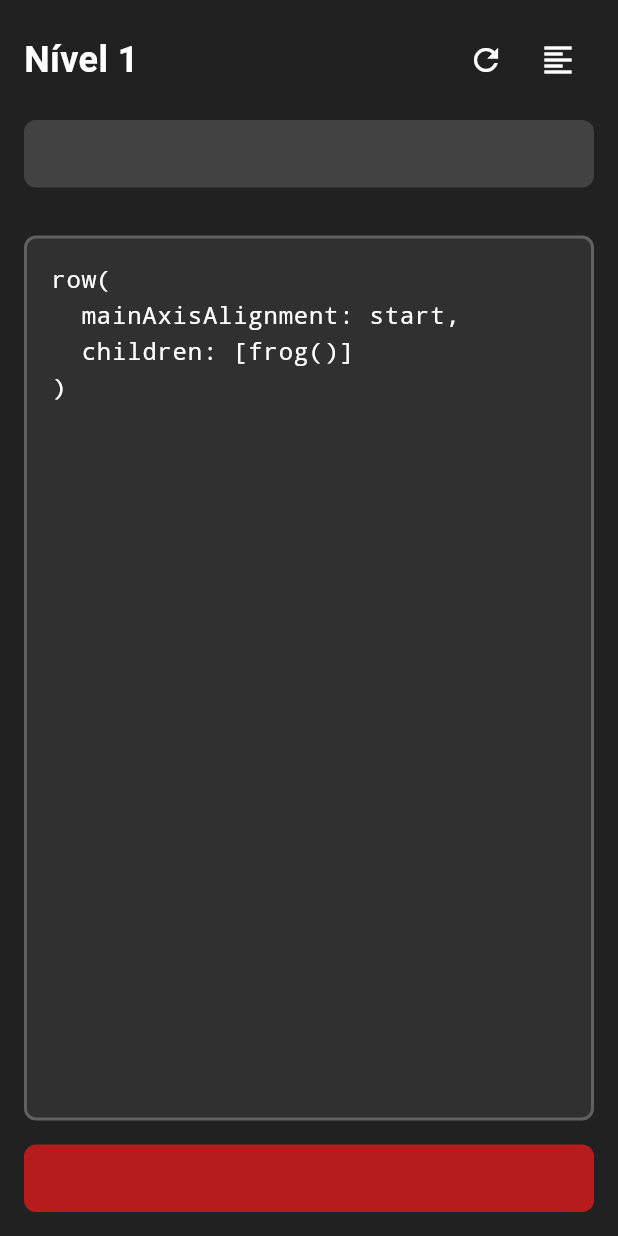
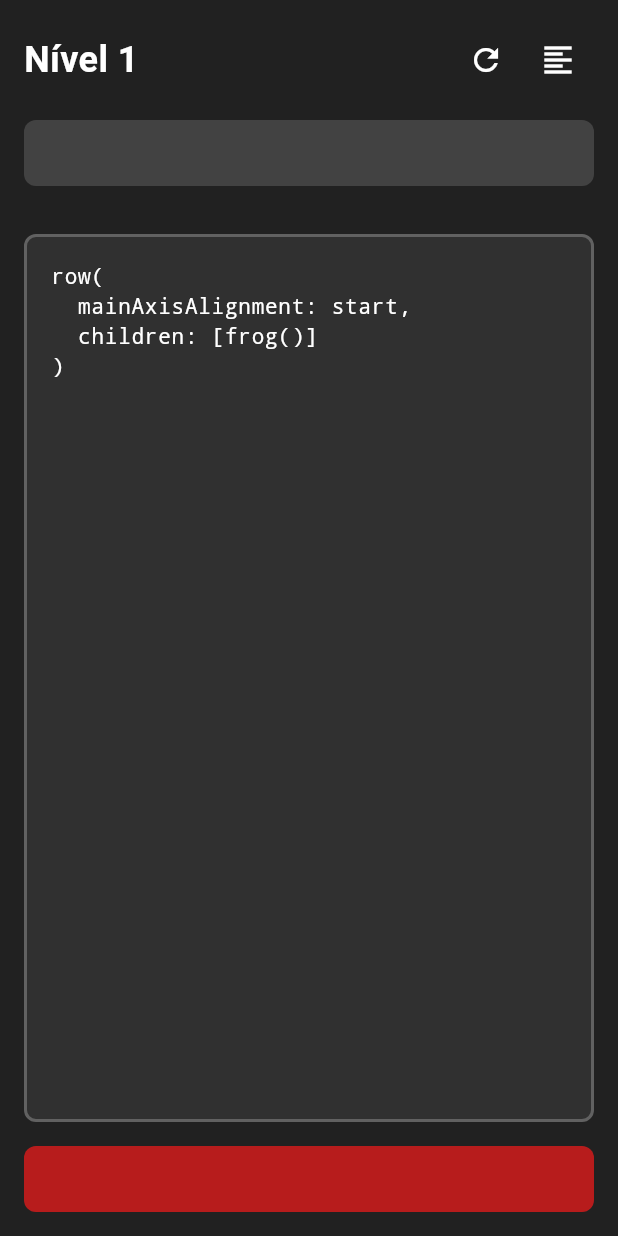
Before and after one commit to alexandrefscampos/tcc, a Flutter app: the CodeInputArea widget shown alone on an empty page, opened directly with sample values from the repository, after a tap on the "refresh" icon, on a phone screen of 412 x 824 dp. Run offline on Flutter 3.47's test engine with Material 3 defaults, Android fonts, the phone set to English and light mode, and no system bars; missing offline and left inert: dart_style.

Commit message:
unifying text styles

```diff
--- a/lib/screens/game_screen.dart
+++ b/lib/screens/game_screen.dart
@@ -1,6 +1,7 @@
 import 'package:flutter/material.dart';
 import 'package:tcc2/data/levels.dart';
 import 'package:tcc2/models/level.dart';
+import 'package:tcc2/theme/app_colors.dart';
 import 'package:tcc2/utils/command_manager.dart';
 import 'package:tcc2/utils/solution_checker.dart';
 import 'package:tcc2/widgets/code_input_area.dart';
@@ -203,7 +204,7 @@ class _GameScreenState extends State<GameScreen> {
       child: Scaffold(
         appBar: AppBar(
           title: Text(l10n.levelNumber(currentLevel.number)),
-          backgroundColor: Colors.blue,
+          backgroundColor: AppColors.gameScreenAppBar,
           leading: IconButton(
             icon: const Icon(Icons.arrow_back),
             onPressed: () => Navigator.pop(context),
--- /dev/null
+++ b/lib/theme/app_colors.dart
@@ -0,0 +1,44 @@
+import 'package:flutter/material.dart';
+
+class AppColors {
+  // Colors actually used in game_components.dart
+  static const Color frogGreen = Colors.green;
+  static const Color frogYellow = Colors.yellow;
+  static const Color frogRed = Colors.red;
+
+  // Colors used in code_input_area.dart
+  static final Color codeBackground = Colors.grey[900]!;
+  static final Color codeContainer = Colors.grey[800]!;
+  static final Color codeInputBackground = Colors.grey[850]!;
+  static final Color codeInputBorder = Colors.grey[700]!;
+  static const Color codeText = Colors.white;
+  static final Color codeHint = Colors.grey[600]!;
+  static final Color successBackground = Colors.green[900]!;
+  static final Color errorBackground = Colors.red[900]!;
+  static const Color snackBarError = Colors.red;
+  static const Color successBorder = Colors.green;
+
+  // Colors used in level_select_screen.dart
+  static final Color levelSelectGradientStart = Colors.lightBlue[200]!;
+  static final Color levelSelectGradientEnd = Colors.lightBlue[800]!;
+  static const Color levelButtonBorder = Colors.white;
+  static const Color levelButtonText = Colors.white;
+  static const Color levelButtonIcon = Colors.white;
+  static const Color levelButtonUnlocked = Colors.grey;
+  static const Color levelButtonCompleted = Colors.green;
+  static const Color levelButtonAvailable = Colors.blue;
+
+  // Colors used in game_area.dart
+  static final Color waterBackground = Colors.lightBlue[100]!;
+
+  // Colors used in game_screen.dart
+  static const Color gameScreenAppBar = Colors.blue;
+
+  // Colors used in code_parser.dart
+  static const Color parserError = Colors.red;
+
+  // Common colors
+  static const Color transparent = Colors.transparent;
+  static const Color black = Colors.black;
+  static const Color white = Colors.white;
+}
--- /dev/null
+++ b/lib/theme/app_text_styles.dart
@@ -0,0 +1,50 @@
+import 'package:flutter/material.dart';
+
+import 'app_colors.dart';
+
+class AppTextStyles {
+  // Heading styles
+  static const TextStyle heading = TextStyle(
+    color: AppColors.codeText,
+    fontSize: 24,
+    fontWeight: FontWeight.bold,
+  );
+
+  static const TextStyle buttonText = TextStyle(
+    color: AppColors.levelButtonText,
+    fontSize: 18,
+    fontWeight: FontWeight.bold,
+  );
+
+  // Body text - unified for instructions, feedback, and general text
+  static const TextStyle body = TextStyle(
+    color: AppColors.codeText,
+    fontSize: 14,
+    fontWeight: FontWeight.normal,
+    height: 1.4,
+  );
+
+  // Code text - unified for code input
+  static const TextStyle code = TextStyle(
+    color: AppColors.codeText,
+    fontSize: 14,
+    fontFamily: 'monospace',
+    height: 1.4,
+  );
+
+  // Hint text - for code hints
+  static final TextStyle hint = TextStyle(
+    color: AppColors.codeHint,
+    fontSize: 14,
+    fontStyle: FontStyle.italic,
+    height: 1.4,
+  );
+
+  // Error text
+  static const TextStyle error = TextStyle(
+    color: AppColors.parserError,
+    fontSize: 16,
+    fontWeight: FontWeight.normal,
+    height: 1.4,
+  );
+}
--- a/lib/widgets/code_input_area.dart
+++ b/lib/widgets/code_input_area.dart
@@ -3,6 +3,8 @@ import 'dart:async';
 import 'package:dart_style/dart_style.dart';
 import 'package:flutter/material.dart';
 import 'package:tcc2/models/level.dart';
+import 'package:tcc2/theme/app_colors.dart';
+import 'package:tcc2/theme/app_text_styles.dart';
 import 'package:tcc2/utils/syntax_validator.dart';
 
 import '../l10n/app_localizations.dart';
@@ -68,7 +70,7 @@ class _CodeInputAreaState extends State<CodeInputArea> {
       ScaffoldMessenger.of(context).showSnackBar(
         SnackBar(
           content: Text(syntaxValidation.errorMessage),
-          backgroundColor: Colors.red,
+          backgroundColor: AppColors.snackBarError,
           duration: const Duration(seconds: 4),
         ),
       );
@@ -89,7 +91,7 @@ class _CodeInputAreaState extends State<CodeInputArea> {
       ScaffoldMessenger.of(context).showSnackBar(
         SnackBar(
           content: Text(l10n.codeFormattingFailed),
-          backgroundColor: Colors.red,
+          backgroundColor: AppColors.snackBarError,
           duration: const Duration(seconds: 3),
         ),
       );
@@ -101,7 +103,7 @@ class _CodeInputAreaState extends State<CodeInputArea> {
     final l10n = AppLocalizations.of(context)!;
 
     return Container(
-      color: Colors.grey[900],
+      color: AppColors.codeBackground,
       padding: const EdgeInsets.all(16),
       child: Column(
         crossAxisAlignment: CrossAxisAlignment.stretch,
@@ -111,22 +113,18 @@ class _CodeInputAreaState extends State<CodeInputArea> {
             children: [
               Text(
                 l10n.levelNumber(widget.currentLevel.number),
-                style: const TextStyle(
-                  color: Colors.white,
-                  fontSize: 24,
-                  fontWeight: FontWeight.bold,
-                ),
+                style: AppTextStyles.heading,
               ),
               Row(
                 children: [
                   IconButton(
-                    icon: const Icon(Icons.refresh, color: Colors.white),
+                    icon: const Icon(Icons.refresh, color: AppColors.codeText),
                     onPressed: _resetCode,
                     tooltip: l10n.resetTooltip,
                   ),
                   IconButton(
                     icon: const Icon(Icons.format_align_left,
-                        color: Colors.white),
+                        color: AppColors.codeText),
                     onPressed: _formatCode,
                     tooltip: l10n.formatTooltip,
                   ),
@@ -139,12 +137,12 @@ class _CodeInputAreaState extends State<CodeInputArea> {
           Container(
             padding: const EdgeInsets.all(12),
             decoration: BoxDecoration(
-              color: Colors.grey[800],
+              color: AppColors.codeContainer,
               borderRadius: BorderRadius.circular(8),
             ),
             child: Text(
               widget.currentLevel.instructions,
-              style: const TextStyle(color: Colors.white),
+              style: AppTextStyles.body,
             ),
           ),
           const SizedBox(height: 16),
@@ -155,23 +153,22 @@ class _CodeInputAreaState extends State<CodeInputArea> {
           Expanded(
             child: Container(
               decoration: BoxDecoration(
-                color: Colors.grey[850],
+                color: AppColors.codeInputBackground,
                 borderRadius: BorderRadius.circular(8),
                 border: Border.all(
-                  color: widget.isCorrect ? Colors.green : Colors.grey[700]!,
+                  color: widget.isCorrect
+                      ? AppColors.successBorder
+                      : AppColors.codeInputBorder,
                   width: 2,
                 ),
               ),
               child: TextField(
                 onChanged: _onTextChanged,
                 controller: widget.controller,
-                style: const TextStyle(
-                  color: Colors.white,
-                  fontFamily: 'monospace',
-                ),
+                style: AppTextStyles.code,
                 decoration: InputDecoration(
                   hintText: l10n.codeHint,
-                  hintStyle: TextStyle(color: Colors.grey[600]),
+                  hintStyle: AppTextStyles.hint,
                   border: InputBorder.none,
                   contentPadding: const EdgeInsets.all(16),
                 ),
@@ -186,12 +183,14 @@ class _CodeInputAreaState extends State<CodeInputArea> {
             Container(
               padding: const EdgeInsets.all(12),
               decoration: BoxDecoration(
-                color: widget.isCorrect ? Colors.green[900] : Colors.red[900],
+                color: widget.isCorrect
+                    ? AppColors.successBackground
+                    : AppColors.errorBackground,
                 borderRadius: BorderRadius.circular(8),
               ),
               child: Text(
                 widget.feedbackMessage!,
-                style: const TextStyle(color: Colors.white),
+                style: AppTextStyles.body,
               ),
             ),
         ],
--- a/lib/widgets/game_area.dart
+++ b/lib/widgets/game_area.dart
@@ -1,5 +1,6 @@
 import 'package:flutter/material.dart';
 import 'package:tcc2/models/level.dart';
+import 'package:tcc2/theme/app_colors.dart';
 import 'package:tcc2/utils/code_parser.dart';
 import 'package:tcc2/widgets/game_components.dart';
 
@@ -27,7 +28,10 @@ class GameArea extends StatelessWidget {
     final modifiedLilypadWidget = _addKeysToWidgets(level.lilypadWidget);
     return Container(
       height: screenSize.height,
-      color: Colors.lightBlue[100], // Water background
+      decoration: BoxDecoration(
+        color: AppColors.waterBackground, // Water background
+        borderRadius: BorderRadius.circular(12),
+      ),
       child: Stack(
         children: [
           if (modifiedLilypadWidget != null) ...[
```
Also changed, not shown: lib/l10n/app_en.arb (+8 -8 lines), lib/l10n/app_localizations.dart (+8 -8 lines), lib/l10n/app_localizations_en.dart (+8 -8 lines), lib/l10n/app_localizations_pt.dart (+8 -8 lines), lib/l10n/app_pt.arb (+8 -8 lines), lib/screens/level_select_screen.dart (+13 -15 lines), lib/utils/code_parser.dart (+3 -5 lines), lib/widgets/game_components.dart (+9 -8 lines).
